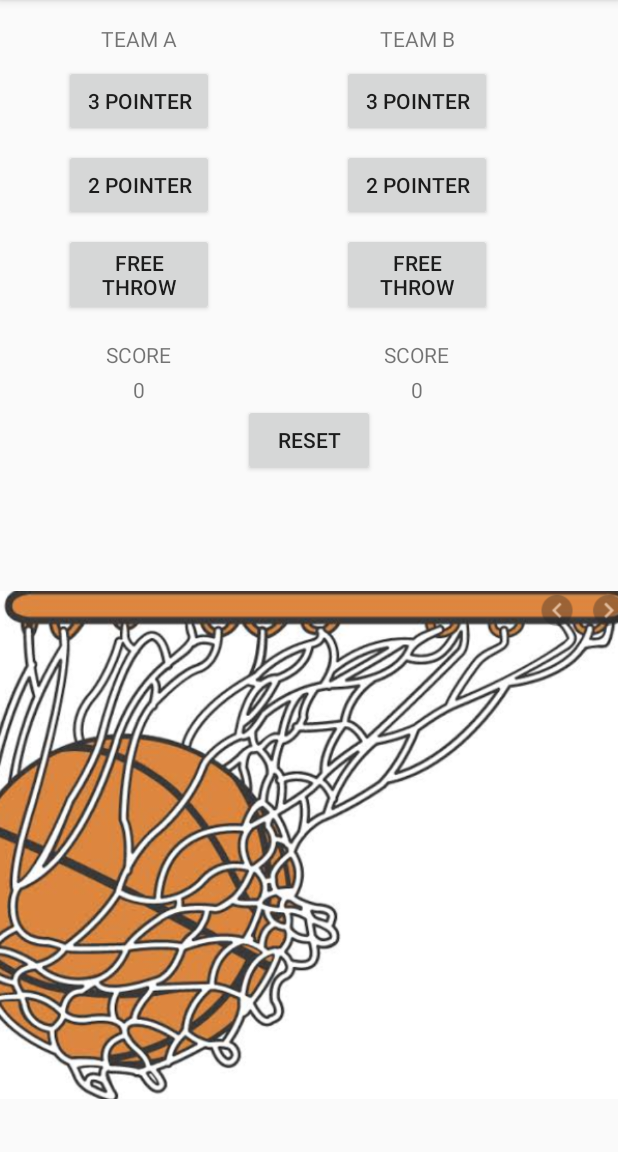
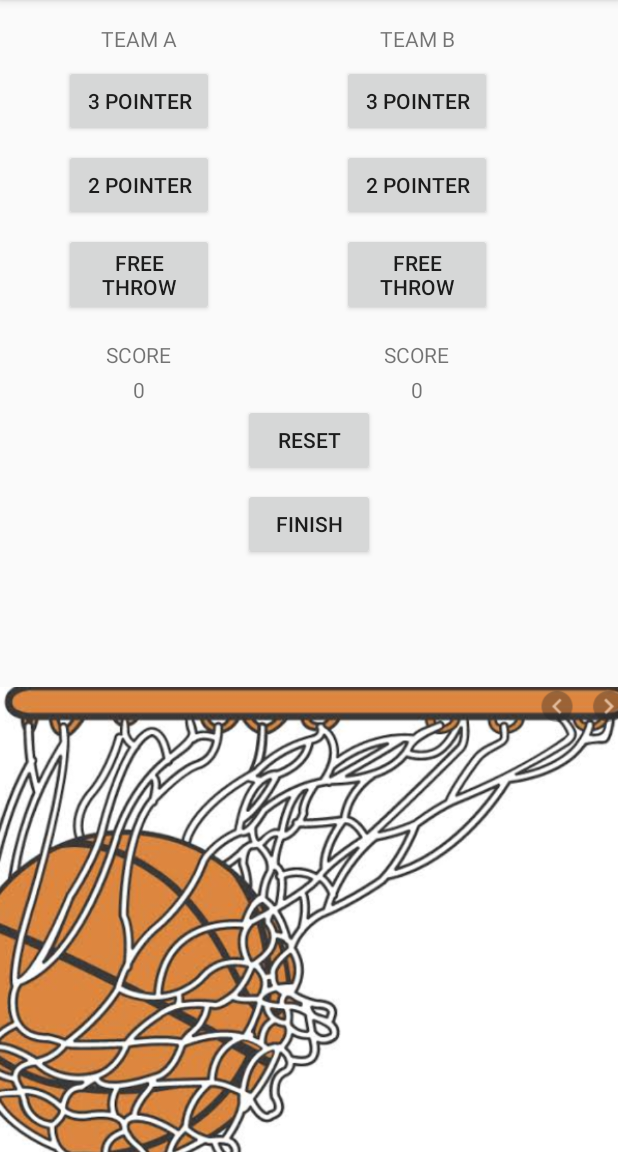
Before and after one commit to Vedank99/Score-Keeper, an Android app: the screen it shows after launch (MainActivity), on a phone screen of 412 x 824 dp, the part 84-1236 px from its top. Run offline under Robolectric (Android 15) with nearby library versions, the phone set to English and light mode, and no system bars.

Commit message:
First Git upload

```diff
--- a/app/src/main/AndroidManifest.xml
+++ b/app/src/main/AndroidManifest.xml
@@ -9,6 +9,7 @@
         android:roundIcon="@mipmap/ic_launcher_round"
         android:supportsRtl="true"
         android:theme="@style/AppTheme">
+        <activity android:name=".finished"></activity>
         <activity android:name=".MainActivity">
             <intent-filter>
                 <action android:name="android.intent.action.MAIN" />
--- a/app/src/main/res/layout/activity_main.xml
+++ b/app/src/main/res/layout/activity_main.xml
@@ -130,11 +130,21 @@
             android:onClick="resetAll"
             android:layout_centerHorizontal="true"
         />
+        <Button
+            android:id="@+id/finish"
+            android:layout_width="wrap_content"
+            android:layout_height="wrap_content"
+            android:text="Finish"
+            android:layout_below="@id/resetAll"
+            android:layout_centerHorizontal="true"
+            android:layout_margin="8dp"
+            android:onClick="finishGame"
+            />
         <ImageView
             android:layout_width="match_parent"
             android:layout_height="match_parent"
             android:src="@drawable/basket"
-            android:layout_below="@id/resetAll"
+            android:layout_below="@id/finish"
             />
     </RelativeLayout>
 </ScrollView>
```
Also changed, not shown: app/src/main/java/com/example/myapplication/MainActivity.java (+11 -0 lines), app/src/main/java/com/example/myapplication/finished.java (added, +27 -0 lines), app/src/main/res/layout/activity_finished.xml (added, +34 -0 lines).
